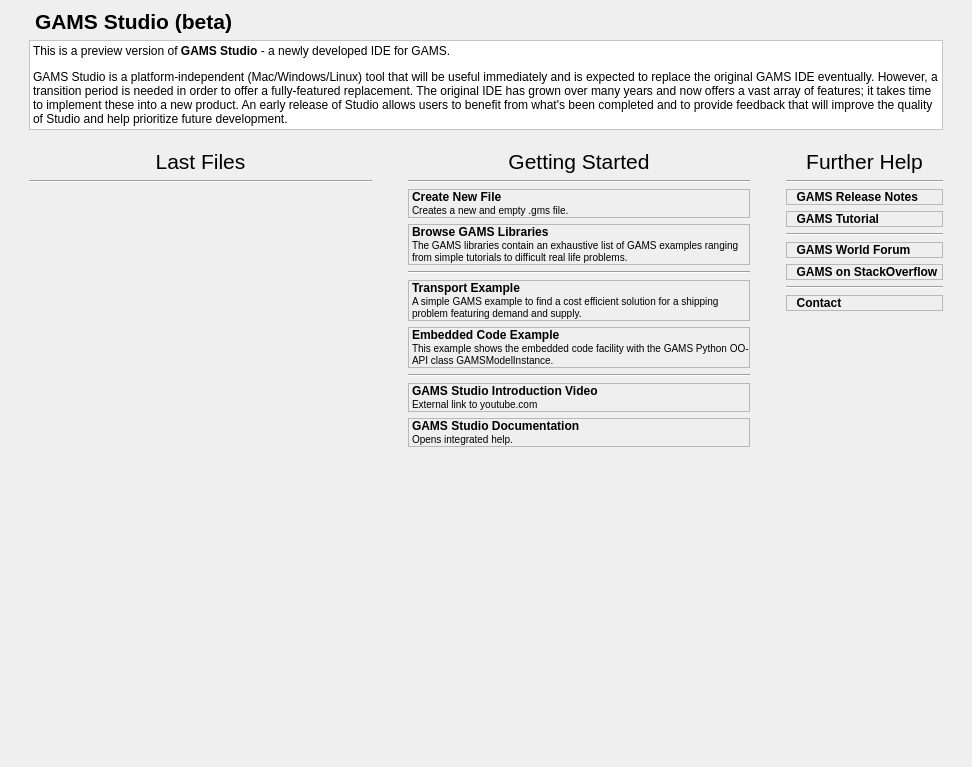
This is src/welcomepage.ui in GAMS-dev/studio as Qt 5 draws it before an edit. The edited form follows.
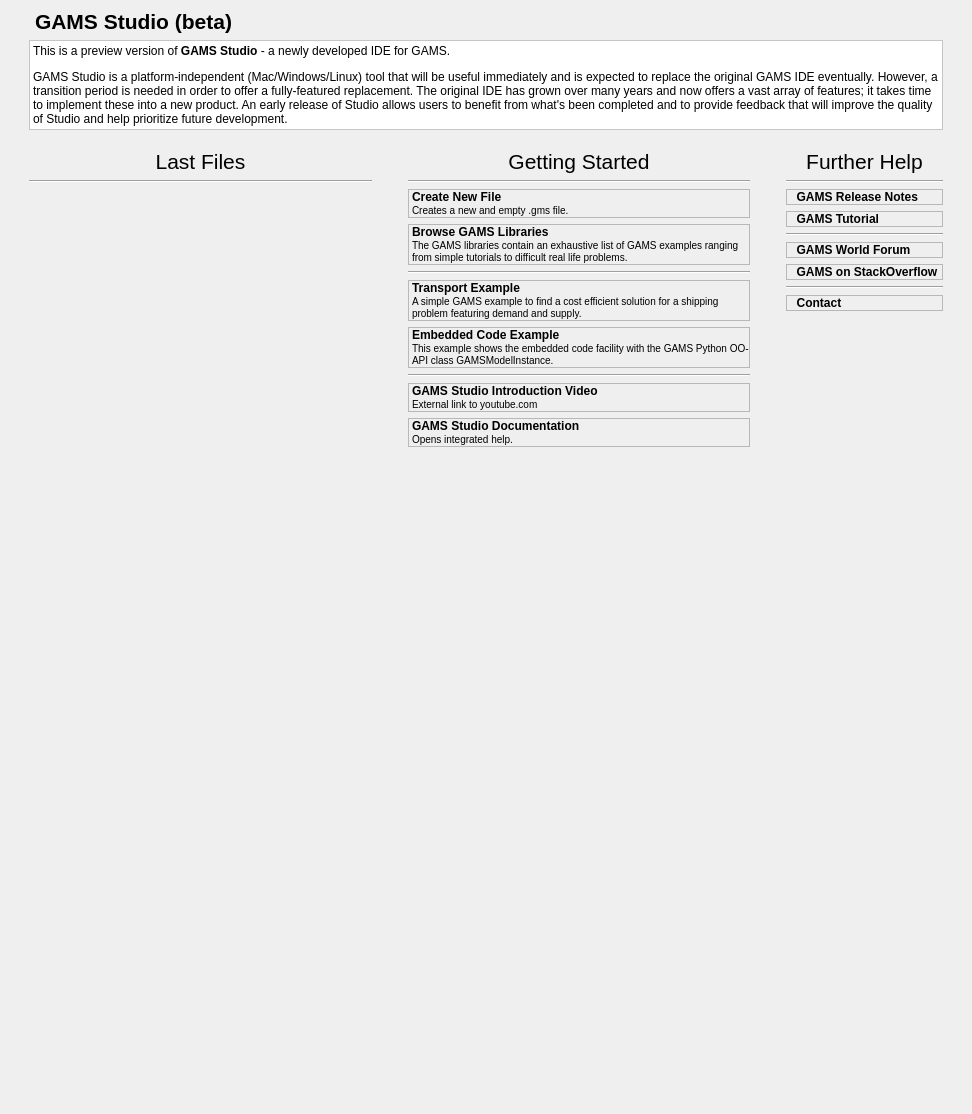
This is the edited form. Icons and pictures are not drawn. Custom widgets are drawn as their Qt base class.

What changed in the file:
```diff
--- a/src/welcomepage.ui
+++ b/src/welcomepage.ui
@@ -7,7 +7,7 @@
     <x>0</x>
     <y>0</y>
     <width>972</width>
-    <height>767</height>
+    <height>1114</height>
    </rect>
   </property>
   <property name="sizePolicy">
@@ -207,8 +207,8 @@
              <rect>
               <x>0</x>
               <y>0</y>
-              <width>308</width>
-              <height>522</height>
+              <width>191</width>
+              <height>731</height>
              </rect>
             </property>
             <layout class="QVBoxLayout" name="verticalLayout_2">
@@ -329,8 +329,8 @@
              <rect>
               <x>0</x>
               <y>0</y>
-              <width>307</width>
-              <height>522</height>
+              <width>321</width>
+              <height>731</height>
              </rect>
             </property>
             <property name="sizePolicy">
```
Left out of the diff: 29 changed lines with no effect on the pictures.
